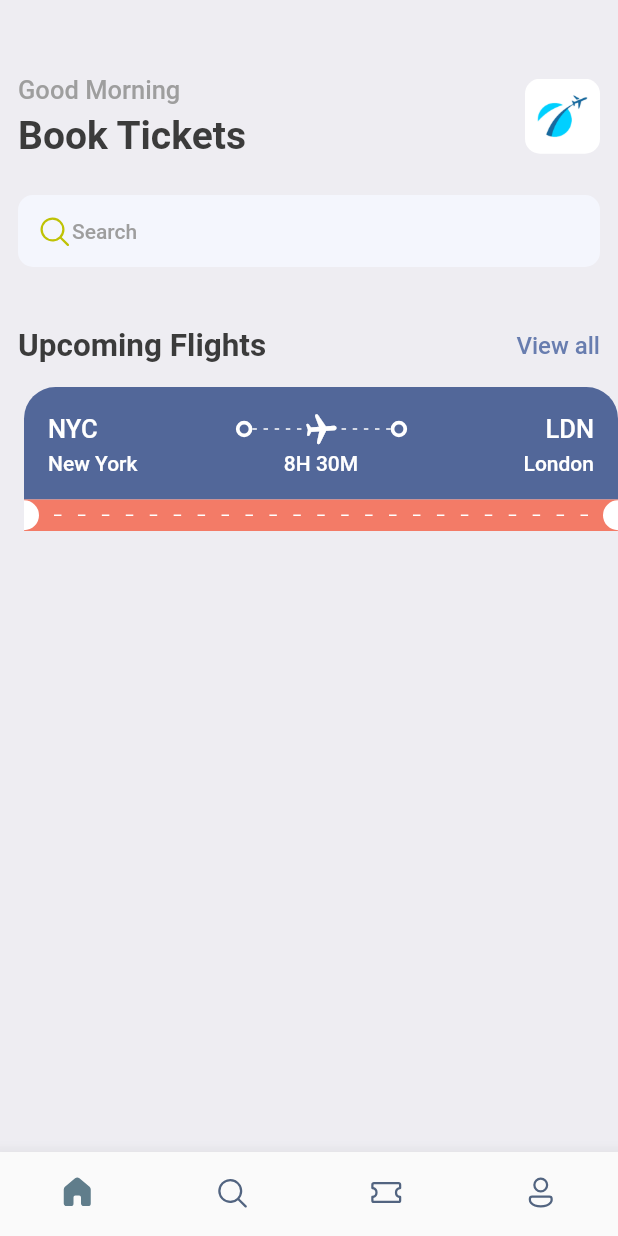
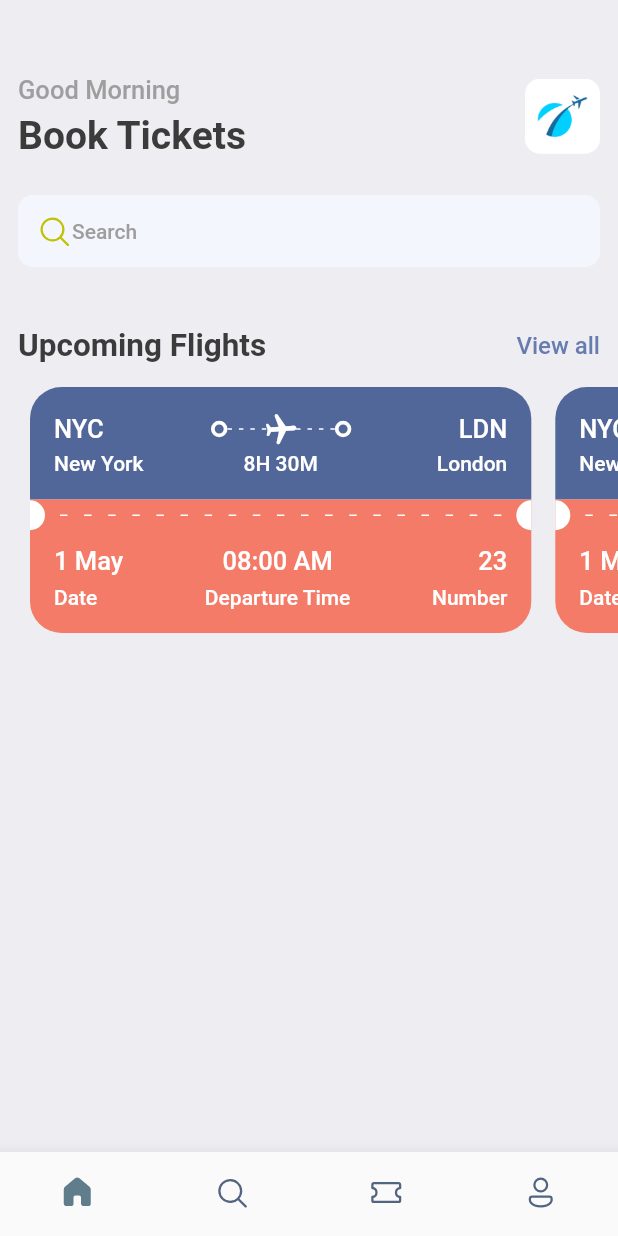
Before and after one commit to chetryJyoti/your_tickets_Flutter_App, a Flutter app: the screen it shows after launch, on a phone screen of 412 x 824 dp. Run offline on Flutter 3.47's test engine with Material 2 defaults, Android fonts, the phone set to English and light mode, and no system bars; our stand-ins replace fluentui_icons, gap.

Commit message:
completed the ticket view widget

```diff
--- a/lib/screens/home_screen.dart
+++ b/lib/screens/home_screen.dart
@@ -87,7 +87,13 @@ class HomeScreen extends StatelessWidget {
               ),
             ),
             const Gap(15),
-            const TicketView()
+            SingleChildScrollView(
+              padding: const EdgeInsets.only(left: 20),
+              scrollDirection: Axis.horizontal,
+              child: Row(
+                children: const [TicketView(), TicketView(), TicketView()],
+              ),
+            )
           ],
         ));
   }
--- a/lib/screens/ticket_view.dart
+++ b/lib/screens/ticket_view.dart
@@ -11,11 +11,11 @@ class TicketView extends StatelessWidget {
   Widget build(BuildContext context) {
     final size = AppLayout.getSize(context);
     return SizedBox(
-      width: size.width,
+      width: size.width * 0.85,
       height: 200,
       child: Container(
         // color: Colors.green,
-        margin: const EdgeInsets.only(left: 16),
+        margin: const EdgeInsets.only(right: 16),
         child: Column(mainAxisSize: MainAxisSize.min, children: [
           // showing the blue part of the ticket
           Container(
@@ -103,7 +103,7 @@ class TicketView extends StatelessWidget {
               )
             ]),
           )
-          // for showing the orange part of the ticket
+          // for showing the middle orange part of the ticket
           ,
           Container(
             color: Styles.orangeColor,
@@ -155,6 +155,74 @@ class TicketView extends StatelessWidget {
                 )
               ],
             ),
+          ),
+          // bottom part of the ticket
+          Container(
+            decoration: BoxDecoration(
+              color: Styles.orangeColor,
+              borderRadius: const BorderRadius.only(
+                  bottomLeft: Radius.circular(21),
+                  bottomRight: Radius.circular(21)),
+            ),
+            padding:
+                const EdgeInsets.only(left: 16, top: 10, right: 16, bottom: 16),
+            child: Column(
+              children: [
+                Row(
+                  mainAxisAlignment: MainAxisAlignment.spaceBetween,
+                  children: [
+                    Column(
+                      crossAxisAlignment: CrossAxisAlignment.start,
+                      children: [
+                        Text(
+                          "1 May",
+                          style: Styles.headlineStyle3
+                              .copyWith(color: Colors.white),
+                        ),
+                        const Gap(6),
+                        Text(
+                          "Date",
+                          style: Styles.headlineStyle4
+                              .copyWith(color: Colors.white),
+                        )
+                      ],
+                    ),
+                    Column(
+                      crossAxisAlignment: CrossAxisAlignment.center,
+                      children: [
+                        Text(
+                          "08:00 AM",
+                          style: Styles.headlineStyle3
+                              .copyWith(color: Colors.white),
+                        ),
+                        const Gap(6),
+                        Text(
+                          "Departure Time",
+                          style: Styles.headlineStyle4
+                              .copyWith(color: Colors.white),
+                        )
+                      ],
+                    ),
+                    Column(
+                      crossAxisAlignment: CrossAxisAlignment.end,
+                      children: [
+                        Text(
+                          "23",
+                          style: Styles.headlineStyle3
+                              .copyWith(color: Colors.white),
+                        ),
+                        const Gap(6),
+                        Text(
+                          "Number",
+                          style: Styles.headlineStyle4
+                              .copyWith(color: Colors.white),
+                        )
+                      ],
+                    )
+                  ],
+                )
+              ],
+            ),
           )
         ]),
       ),
```
